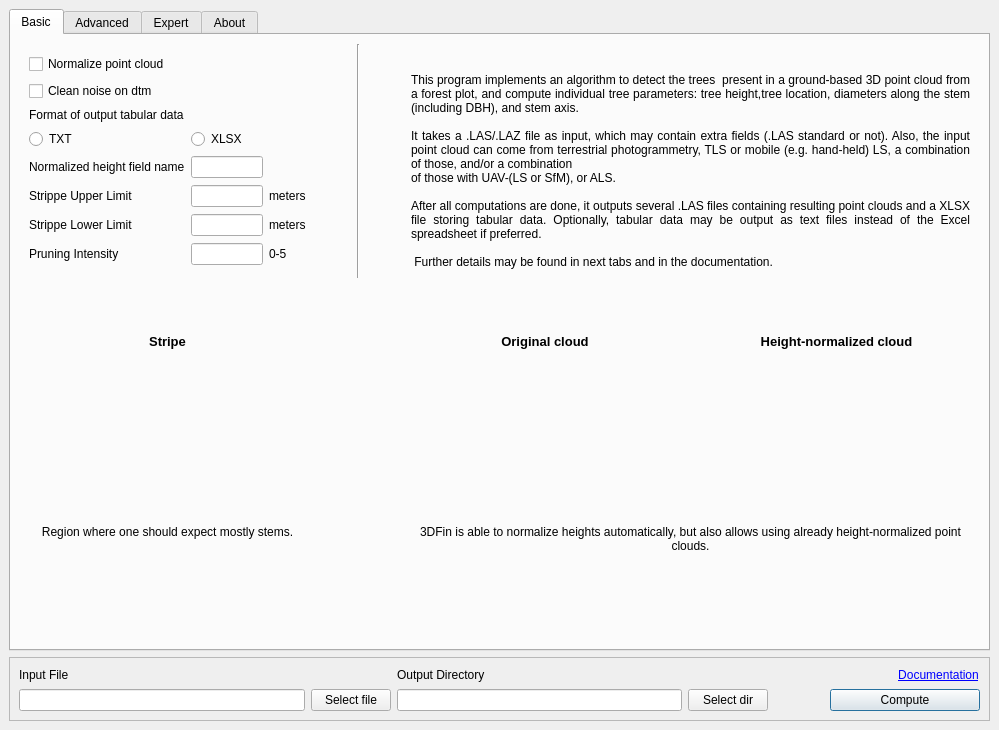
Above: qt-files/src/main_window.ui from 3DFin/3DFin before the change. Below: the same form after it.
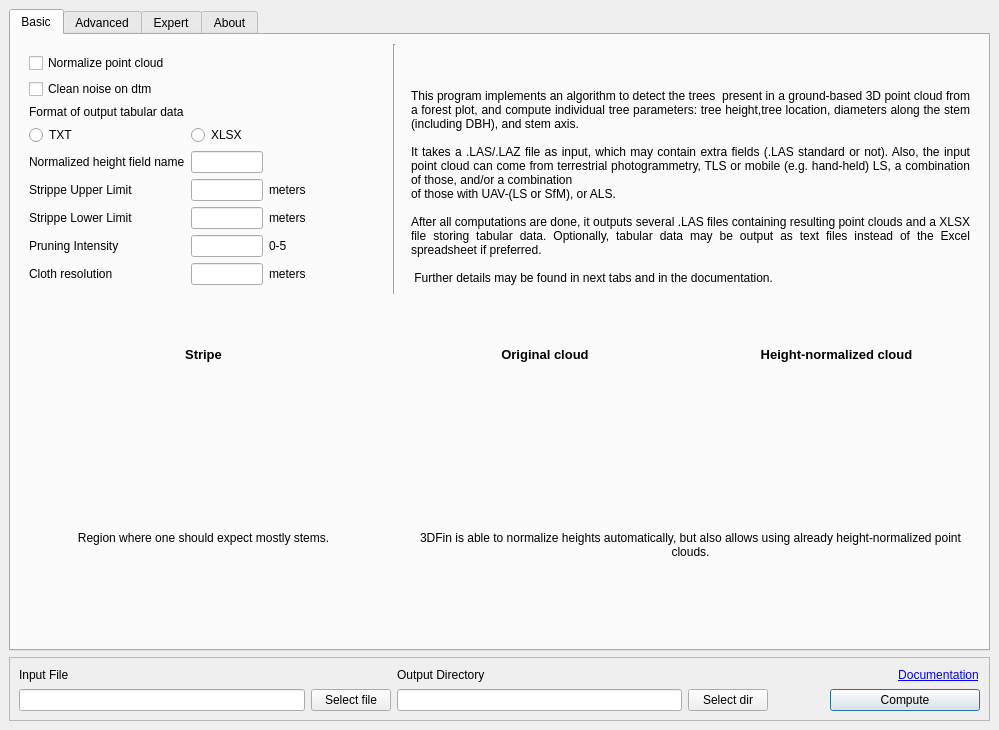
That is the form after the change. The open tabs and pages were chosen to show the change. Icons and pictures are not drawn.

Commit message:
cloth_res basic parameter
Moved cloth resolution parameter to basic tab

The edit to the form file:
```diff
--- a/qt-files/src/main_window.ui
+++ b/qt-files/src/main_window.ui
@@ -344,6 +344,30 @@
              </property>
             </widget>
            </item>
+           <item row="8" column="0">
+            <widget class="QLabel" name="res_cloth_lbl">
+             <property name="text">
+              <string>Cloth resolution</string>
+             </property>
+            </widget>
+           </item>
+           <item row="8" column="1">
+            <widget class="QLineEdit" name="res_cloth_in">
+             <property name="maximumSize">
+               <size>
+                <width>72</width>
+                <height>16777215</height>
+               </size>
+             </property>
+            </widget>
+           </item>
+           <item row="8" column="2">
+            <widget class="QLabel" name="res_cloth_ht">
+             <property name="text">
+              <string>meters</string>
+             </property>
+            </widget>
+           </item>
            <item row="2" column="0">
             <widget class="QLabel" name="export_txt_lbl">
              <property name="enabled">
@@ -922,16 +946,6 @@
           </property>
          </widget>
         </item>
-        <item row="17" column="5">
-         <widget class="QLineEdit" name="res_cloth_in">
-          <property name="maximumSize">
-           <size>
-            <width>72</width>
-            <height>16777215</height>
-           </size>
-          </property>
-         </widget>
-        </item>
         <item row="15" column="1">
          <widget class="QLineEdit" name="distance_to_axis_in">
           <property name="maximumSize">
@@ -1034,13 +1048,6 @@
           </property>
          </widget>
         </item>
-        <item row="17" column="4">
-         <widget class="QLabel" name="res_cloth_lbl">
-          <property name="text">
-           <string>Cloth resolution</string>
-          </property>
-         </widget>
-        </item>
         <item row="6" column="5">
          <widget class="QLineEdit" name="number_sectors_in">
           <property name="maximumSize">
@@ -1450,13 +1457,6 @@
           </property>
          </widget>
         </item>
-        <item row="17" column="6">
-         <widget class="QLabel" name="res_cloth_ht">
-          <property name="text">
-           <string>meters</string>
-          </property>
-         </widget>
-        </item>
         <item row="2" column="0">
          <widget class="QLabel" name="res_z_stripe_lbl">
           <property name="text">
```
The commit also changes 3 other files.
